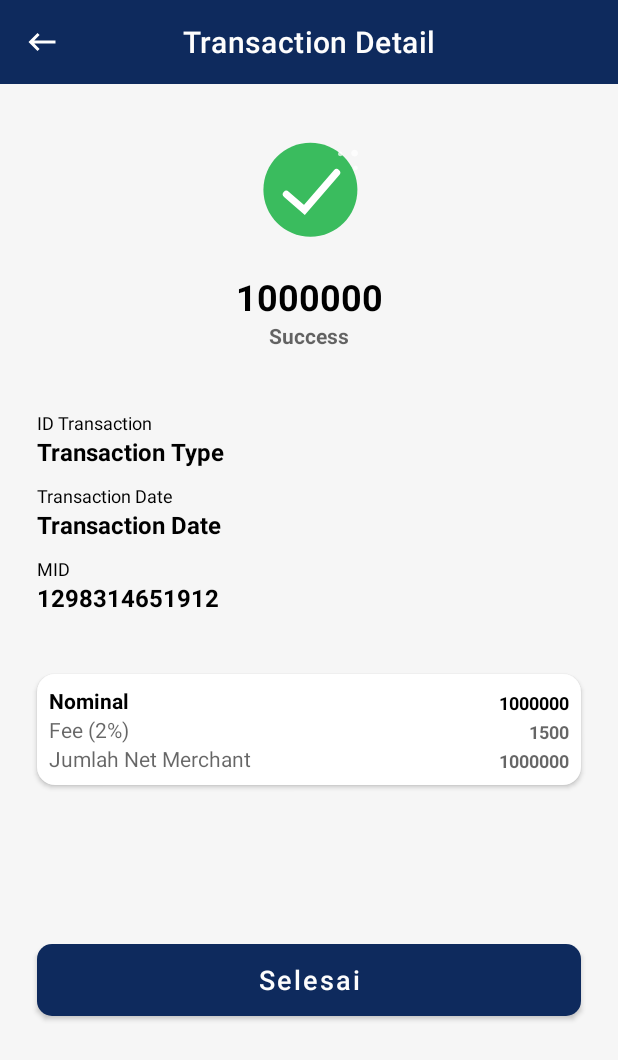
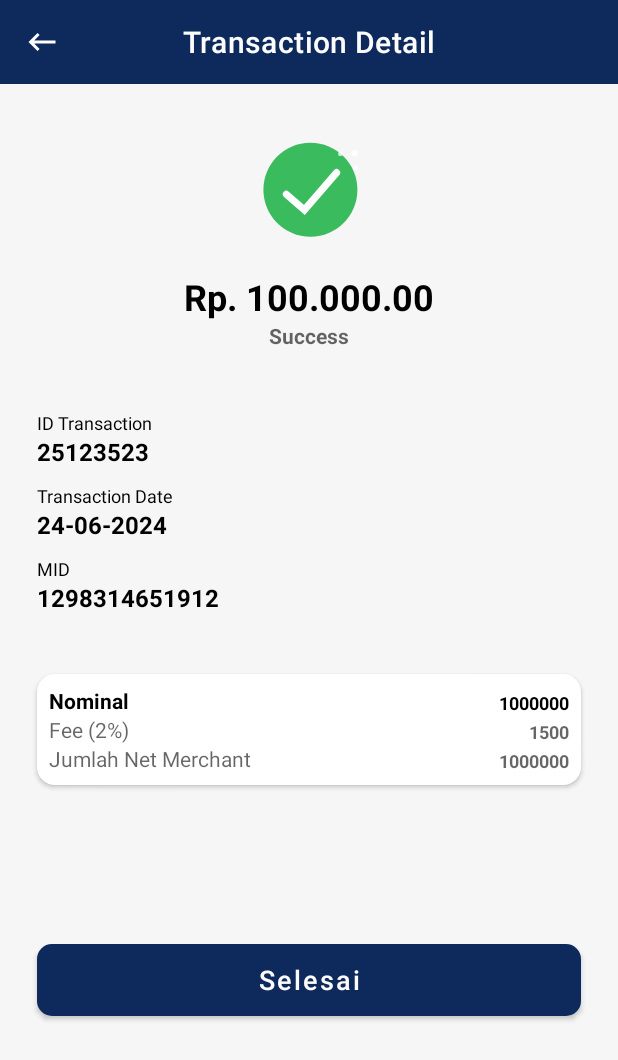
Before and after one commit to WahidRadikalAkhlak/QrisAPP2, an Android app: the TransactionDetailActivity screen opened directly, with no data from a screen before it, on a phone screen of 412 x 824 dp. Shown: the top 1060 px of the screen. Run offline under Robolectric (Android 15) with nearby library versions, the phone set to English and light mode, and no system bars; our stand-ins replace Dagger/Hilt's generated code, Room's generated code, paging; libraries missing offline, so code that uses them is left out: com.chuckerteam.chucker; 3 statements that could not run were skipped.

Commit message:
Commit & Push

```diff
--- a/app/src/main/res/layout/activity_transaction_detail.xml
+++ b/app/src/main/res/layout/activity_transaction_detail.xml
@@ -52,7 +52,7 @@
                 android:layout_height="wrap_content"
                 android:layout_gravity="center_horizontal"
                 android:layout_marginTop="5dp"
-                android:text="1000000"
+                android:text="Rp. 100.000.00"
                 android:textColor="#000000"
                 android:textSize="24sp"
                 android:textStyle="bold" />
@@ -92,7 +92,7 @@
                 android:id="@+id/trxType"
                 android:layout_width="wrap_content"
                 android:layout_height="wrap_content"
-                android:text="Transaction Type"
+                android:text="25123523"
                 android:textColor="#000000"
                 android:textSize="16sp"
                 android:textStyle="bold" />
@@ -110,7 +110,7 @@
                 android:id="@+id/transactionDateDetail"
                 android:layout_width="wrap_content"
                 android:layout_height="wrap_content"
-                android:text="Transaction Date"
+                android:text="24-06-2024"
                 android:textColor="#000000"
                 android:textSize="16sp"
                 android:textStyle="bold" />
```
Also changed, not shown: 1 other file.
